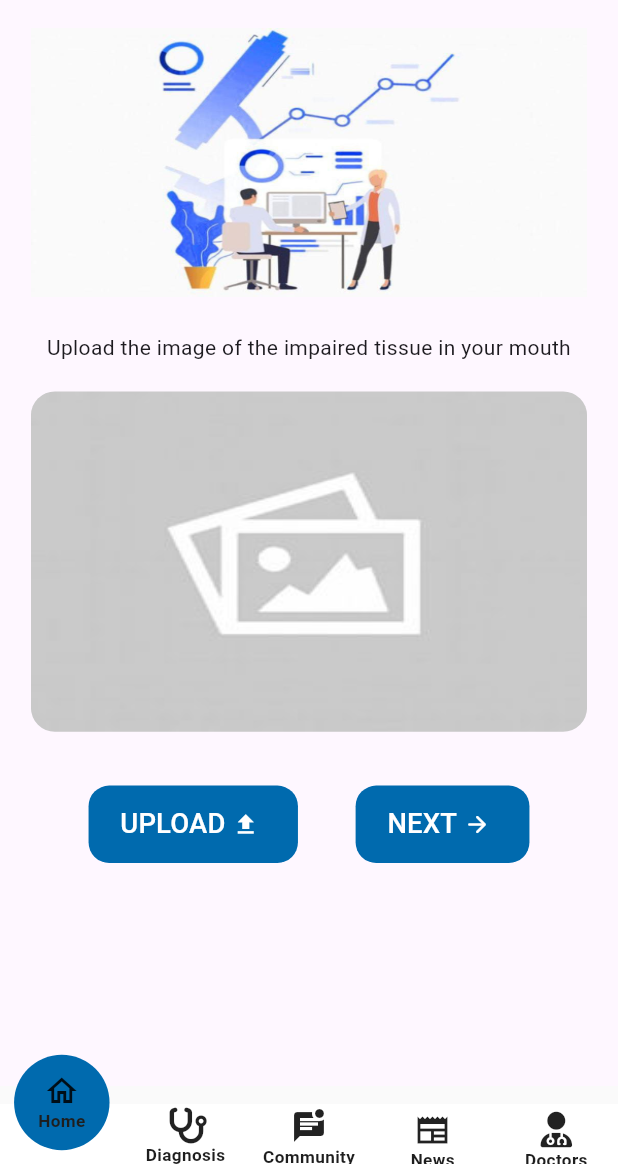
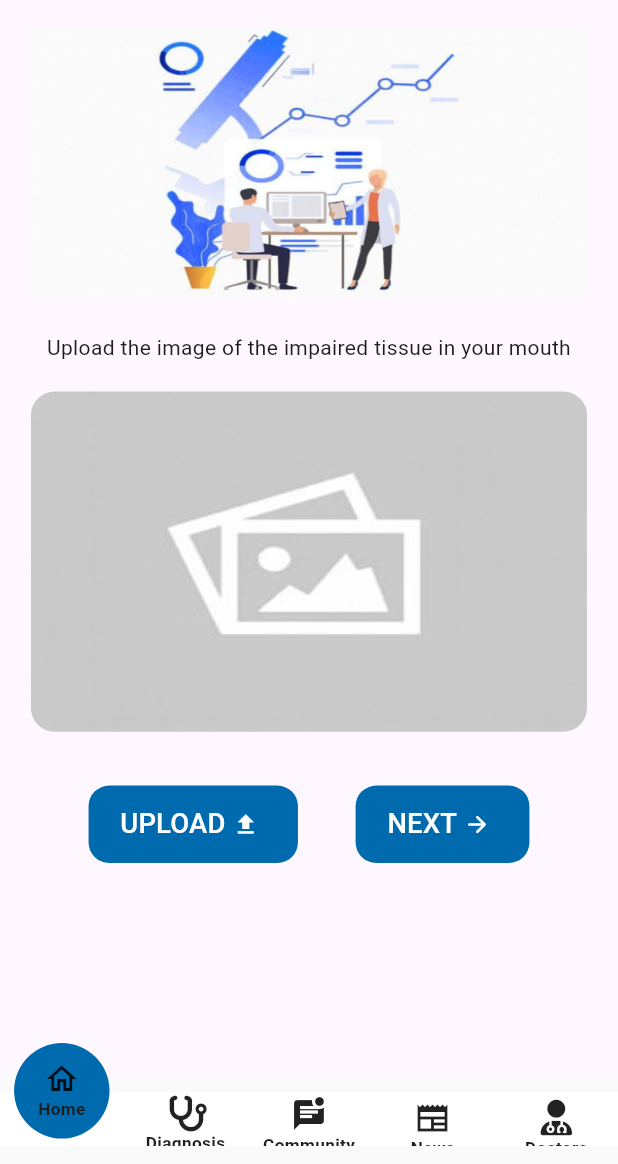
Before and after one commit to khaled365-code/oral_cancer_detection_app, a Flutter app: the HomePage screen opened by its route, on a phone screen of 412 x 824 dp, the part 72-1236 px from its top. Run offline on Flutter 3.47's test engine with Material 3 defaults, Android fonts, the phone set to English and light mode, and no system bars; drawn by our look-alikes of curved_navigation_bar; our stand-ins replace bloc, cached_network_image, dartz, dio, flutter_bloc, flutter_rating_bar and 12 more; accounts and stored records are empty.

Commit message:
new commit

```diff
--- a/lib/features/home/presentation/views/home_screen.dart
+++ b/lib/features/home/presentation/views/home_screen.dart
@@ -56,9 +56,9 @@ class HomePageState extends State<HomePage> {
       ),
       body:pages[selectedIndex],
       bottomNavigationBar: Padding(
-        padding:  EdgeInsets.only(top: 10.h),
+        padding:  EdgeInsets.symmetric(vertical: 10.h),
         child: CurvedNavigationBar(
-            height: 40,
+            height: 30.h,
             onTap: onItemTapped,
             animationDuration: Duration(milliseconds: 500),
             backgroundColor: AppColors.white,
```
